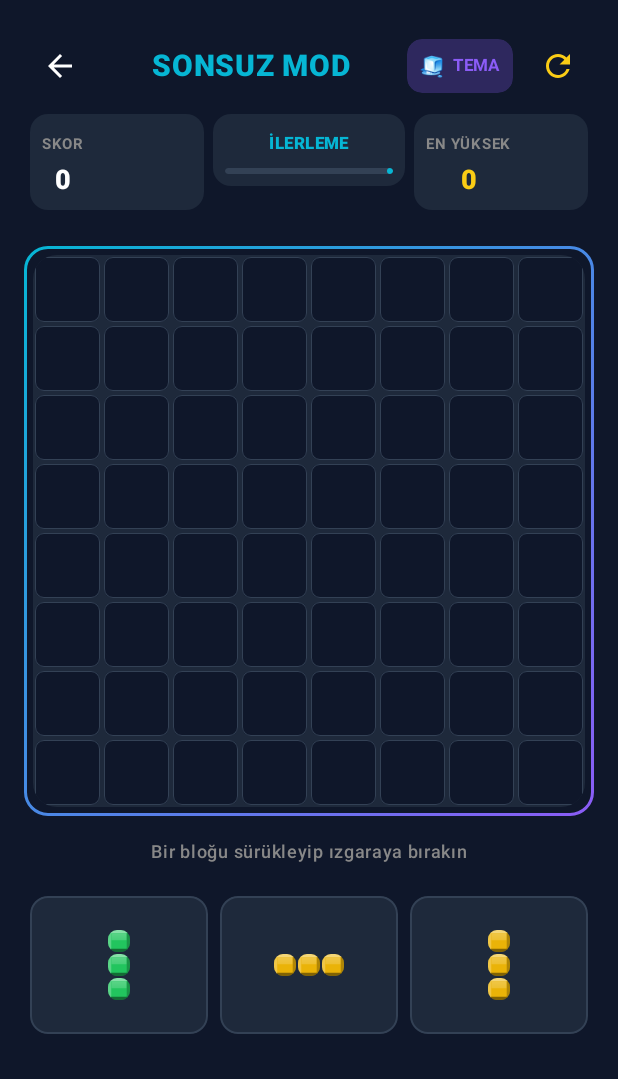
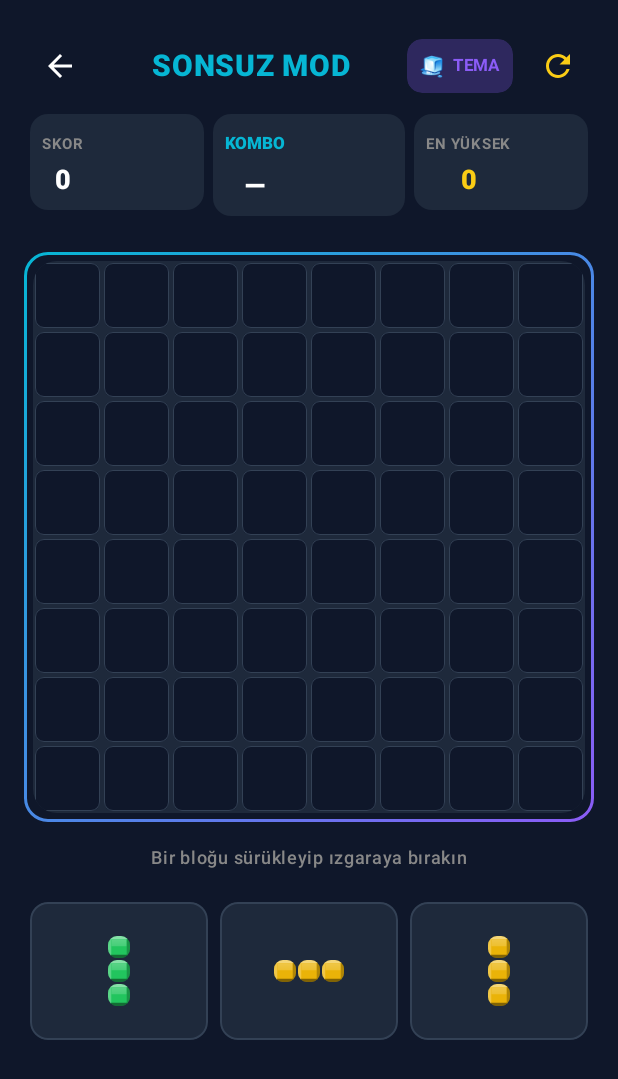
Before and after one commit to MiniAppFactory/boomblast, an Android app built with Jetpack Compose: the screen it shows after launch (MainActivity), after a tap on "SONSUZ MOD", on a phone screen of 412 x 824 dp. Shown: the top 1079 px of the screen. Run offline under Robolectric (Android 15) with nearby library versions, the phone set to English and light mode, and no system bars; our stand-ins replace AdMob; 3 statements that could not run were skipped.

Commit message:
Faz 11: Surukle-birak hizalama duzeltmesi + Sonsuz Mod UI/reklam duzeltmeleri
Kullanici manuel testte (S22 Ultra, skor 940'a ulasan bir Sonsuz Mod
oturumu) buyuk parcalarin gorunen onizlemeden farkli yere yerlestigini
ve beklenmedik satir/sutun patlamalarini bildirdi. Kok neden:
currentHoverCell() parmagin ham pozisyonunu seklin sol-ust kosesi gibi
kullaniyordu, ancak yuzen onizleme parmagin merkezine gore ciziliyordu.
U iki hesaplama artik tutarli; ghost'un kendi hucre boyutu da
sabit 26dp yerine gercek grid hucre boyutuna baglandi.

Rica: Sonsuz Mod'da hedef skor olmadigi icin anlamsiz olan
"İLERLEME" cubugu kaldirildi, yerine KOMBO sayaci eklendi; Sonsuz Mod
oyun ekranina banner reklam eklendi (uzun oturumlarda hic reklam
gorunmuyordu).

Kanit: testDebugUnitTest yesil, S22 Ultra'da KOMBO karti ve banner
gorsel olarak dogrulandi.

Co-Authored-By: Claude Sonnet 5 <noreply@anthropic.com>
Claude-Session: https://claude.ai/code/session_01C1Qvttpiyg2qbvk11ebCrf

```diff
--- a/app/src/main/java/com/example/ui/games/blockblast/BlockBlastGame.kt
+++ b/app/src/main/java/com/example/ui/games/blockblast/BlockBlastGame.kt
@@ -253,12 +253,20 @@ fun BlockBlastGame(
 
     fun currentHoverCell(): Pair<Int, Int>? {
         val cellSize = cellSizePx
-        if (cellSize <= 0f || activeDragShape() == null) return null
+        val shape = activeDragShape() ?: return null
+        if (cellSize <= 0f) return null
         val liftPx = with(density) { dragLiftDp.toPx() }
         val pointerAbsolutePos = dragPointerStartGlobal + dragOffset.value
+        // Ghost onizleme parmagin MERKEZINE gore ciziliyor (bkz. asagidaki ghost Box'in
+        // "left/top = pointer - shapeSize/2" hesabi) — hover hucresi de ayni merkezleme
+        // ofsetini uygulamali, yoksa kullanicinin gordugu onizleme ile gercek yerlesim/
+        // temizleme mantiginin kullandigi hucre birbirini tutmaz (buyuk sekillerde parca
+        // gorunenden kaymis yere yerlesir, beklenmedik satir/sutun temizlenir).
+        val halfWidthCells = shape.pattern[0].size / 2f
+        val halfHeightCells = shape.pattern.size / 2f
         val localX = pointerAbsolutePos.x - gridOriginPx.x
         val localY = (pointerAbsolutePos.y - liftPx) - gridOriginPx.y
-        return floor(localY / cellSize).toInt() to floor(localX / cellSize).toInt()
+        return floor((localY / cellSize) - halfHeightCells).toInt() to floor((localX / cellSize) - halfWidthCells).toInt()
     }
 
     fun canPlaceShape(shape: BlockShape, startRow: Int, startCol: Int): Boolean {
@@ -290,7 +298,6 @@ fun BlockBlastGame(
     }
 
     val levelProgress = (score.toFloat() / targetScore.toFloat()).coerceIn(0f, 1f)
-    val endlessDifficultyProgress = ((score % 300).toFloat() / 300f).coerceIn(0f, 1f)
 
     fun computeStars(finalScore: Int, target: Int): Int = when {
         finalScore >= target * 2 -> 3
@@ -695,6 +702,23 @@ fun BlockBlastGame(
                         modifier = Modifier.padding(8.dp),
                         horizontalAlignment = Alignment.CenterHorizontally
                     ) {
+                        if (isEndless) {
+                            // Sonsuz Mod'da sabit bir hedef olmadigi icin ilerleme cubugunun
+                            // anlami yok (kullanici geri bildirimi) — yerine anlik kombo sayaci gosterilir.
+                            Text(
+                                text = if (isTr) "KOMBO" else "COMBO",
+                                fontSize = 11.sp,
+                                fontWeight = FontWeight.Black,
+                                color = if (comboCount >= 2) NeonGold else NeonCyan
+                            )
+                            Spacer(modifier = Modifier.height(4.dp))
+                            Text(
+                                text = if (comboCount > 0) "${comboCount}x" else "—",
+                                fontSize = 18.sp,
+                                fontWeight = FontWeight.ExtraBold,
+                                color = if (comboCount >= 2) NeonGold else palette.textPrimary
+                            )
+                        } else {
                             Text(
                                 text = if (isTr) "İLERLEME" else "PROGRESS",
                                 fontSize = 11.sp,
@@ -703,7 +727,7 @@ fun BlockBlastGame(
                             )
                             Spacer(modifier = Modifier.height(4.dp))
                             LinearProgressIndicator(
-                            progress = { if (isEndless) endlessDifficultyProgress else levelProgress },
+                                progress = { levelProgress },
                                 modifier = Modifier
                                     .fillMaxWidth()
                                     .height(4.dp)
@@ -711,6 +735,7 @@ fun BlockBlastGame(
                                 color = NeonCyan,
                                 trackColor = palette.cardAlt
                             )
+                        }
                     }
                 }
 
@@ -1036,7 +1061,10 @@ fun BlockBlastGame(
         // Sürüklenen parçanın parmağı takip eden önizlemesi (tam şekil, geçerliyse yeşil/geçersizse kırmızı)
         activeDragShape()?.let { draggedShape ->
             val liftPx = with(density) { dragLiftDp.toPx() }
-            val ghostCellPx = with(density) { 26.dp.toPx() }
+            // Ghost'un kendi hucre boyutu, gercek grid hucre boyutuyla (cellSizePx) ayni olmali —
+            // aksi halde onizleme, gercekte yerlesecegi alandan farkli buyuklukte gorunur.
+            val ghostCellDp = if (cellSizePx > 0f) with(density) { cellSizePx.toDp() } else 26.dp
+            val ghostCellPx = with(density) { ghostCellDp.toPx() }
             val shapeWidthPx = draggedShape.pattern[0].size * ghostCellPx
             val shapeHeightPx = draggedShape.pattern.size * ghostCellPx
             val pointerAbs = dragPointerStartGlobal + dragOffset.value
@@ -1053,7 +1081,7 @@ fun BlockBlastGame(
                     draggedShape.pattern.forEach { rowPattern ->
                         Row {
                             rowPattern.forEach { active ->
-                                Box(modifier = Modifier.size(26.dp).padding(1.dp)) {
+                                Box(modifier = Modifier.size(ghostCellDp).padding(1.dp)) {
                                     if (active) {
                                         if (dropValid) {
                                             EmbossedBlockCell(
--- a/app/src/main/java/com/example/ui/navigation/AppNavigation.kt
+++ b/app/src/main/java/com/example/ui/navigation/AppNavigation.kt
@@ -175,6 +175,11 @@ fun AppNavigation(viewModel: BlastViewModel, adsConsentResolved: Boolean) {
         }
 
         composable(Routes.ENDLESS_GAME) {
+            // Sonsuz Mod oturumlari seviye oyunlarindan cok daha uzun surebiliyor —
+            // level GAME ekraninin aksine burada banner alt cubukta gosteriliyor
+            // (kullanici geri bildirimi: uzun oturumlarda hic reklam gorunmuyordu).
+            Column(modifier = Modifier.fillMaxSize()) {
+                Box(modifier = Modifier.weight(1f)) {
                     BlockBlastGame(
                         levelNumber = 0,
                         targetScore = Int.MAX_VALUE,
@@ -204,6 +209,11 @@ fun AppNavigation(viewModel: BlastViewModel, adsConsentResolved: Boolean) {
                             }
                         }
                     )
+                }
+                if (adsConsentResolved) {
+                    BannerAdView()
+                }
+            }
         }
 
         composable(Routes.MISSIONS) {
```
Lines whose indentation alone changed are shown as unchanged.
